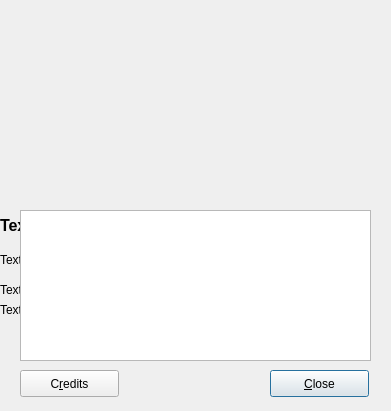
Old version of the form src/dialogs/aboutdialog.ui in the repository PhotoFlare/photoflare.
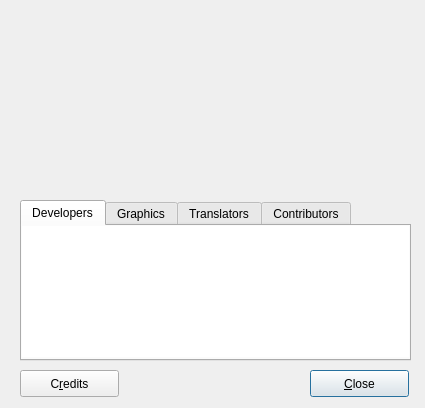
New version of the form. Icons and pictures are not drawn.

Commit message: Redesign aboutDialog credits so titles can be translated

```diff
--- a/src/dialogs/aboutdialog.ui
+++ b/src/dialogs/aboutdialog.ui
@@ -12,8 +12,8 @@
    <rect>
     <x>0</x>
     <y>0</y>
-    <width>391</width>
-    <height>411</height>
+    <width>425</width>
+    <height>408</height>
    </rect>
   </property>
   <property name="font">
@@ -27,7 +27,7 @@
   <widget class="QPushButton" name="pushButton">
    <property name="geometry">
     <rect>
-     <x>270</x>
+     <x>310</x>
      <y>370</y>
      <width>99</width>
      <height>27</height>
@@ -42,7 +42,7 @@
     <rect>
      <x>0</x>
      <y>210</y>
-     <width>381</width>
+     <width>421</width>
      <height>31</height>
     </rect>
    </property>
@@ -52,39 +52,48 @@
    <property name="textFormat">
     <enum>Qt::RichText</enum>
    </property>
+   <property name="alignment">
+    <set>Qt::AlignCenter</set>
+   </property>
   </widget>
   <widget class="QLabel" name="appVersion">
    <property name="geometry">
     <rect>
      <x>0</x>
      <y>250</y>
-     <width>381</width>
+     <width>421</width>
      <height>20</height>
     </rect>
    </property>
    <property name="text">
     <string>TextLabel</string>
    </property>
+   <property name="alignment">
+    <set>Qt::AlignCenter</set>
+   </property>
   </widget>
   <widget class="QLabel" name="appDescription">
    <property name="geometry">
     <rect>
      <x>0</x>
      <y>280</y>
-     <width>381</width>
+     <width>421</width>
      <height>20</height>
     </rect>
    </property>
    <property name="text">
     <string>TextLabel</string>
    </property>
+   <property name="alignment">
+    <set>Qt::AlignCenter</set>
+   </property>
   </widget>
   <widget class="QLabel" name="appUrl">
    <property name="geometry">
     <rect>
      <x>0</x>
      <y>300</y>
-     <width>381</width>
+     <width>421</width>
      <height>20</height>
     </rect>
    </property>
@@ -94,6 +103,9 @@
    <property name="textFormat">
     <enum>Qt::RichText</enum>
    </property>
+   <property name="alignment">
+    <set>Qt::AlignCenter</set>
+   </property>
    <property name="openExternalLinks">
     <bool>true</bool>
    </property>
@@ -101,7 +113,7 @@
   <widget class="QLabel" name="appLogo">
    <property name="geometry">
     <rect>
-     <x>120</x>
+     <x>140</x>
      <y>30</y>
      <width>150</width>
      <height>150</height>
@@ -145,21 +157,102 @@
     <string>C&amp;redits</string>
    </property>
   </widget>
-  <widget class="QTextEdit" name="creditsTextArea">
-   <property name="enabled">
-    <bool>true</bool>
-   </property>
+  <widget class="QTabWidget" name="creditsWidget">
    <property name="geometry">
     <rect>
      <x>20</x>
-     <y>210</y>
-     <width>351</width>
-     <height>151</height>
+     <y>200</y>
+     <width>391</width>
+     <height>161</height>
     </rect>
    </property>
-   <property name="readOnly">
-    <bool>true</bool>
+   <property name="currentIndex">
+    <number>0</number>
    </property>
+   <widget class="QWidget" name="d_tab">
+    <attribute name="title">
+     <string>Developers</string>
+    </attribute>
+    <widget class="QTextEdit" name="devTextArea">
+     <property name="enabled">
+      <bool>true</bool>
+     </property>
+     <property name="geometry">
+      <rect>
+       <x>0</x>
+       <y>0</y>
+       <width>391</width>
+       <height>131</height>
+      </rect>
+     </property>
+     <property name="sizePolicy">
+      <sizepolicy hsizetype="Preferred" vsizetype="Preferred">
+       <horstretch>0</horstretch>
+       <verstretch>0</verstretch>
+      </sizepolicy>
+     </property>
+     <property name="frameShape">
+      <enum>QFrame::NoFrame</enum>
+     </property>
+     <property name="readOnly">
+      <bool>true</bool>
+     </property>
+    </widget>
+   </widget>
+   <widget class="QWidget" name="g_tab">
+    <attribute name="title">
+     <string>Graphics</string>
+    </attribute>
+    <widget class="QTextEdit" name="graphicsTextArea">
+     <property name="geometry">
+      <rect>
+       <x>0</x>
+       <y>0</y>
+       <width>391</width>
+       <height>131</height>
+      </rect>
+     </property>
+     <property name="frameShape">
+      <enum>QFrame::NoFrame</enum>
+     </property>
+    </widget>
+   </widget>
+   <widget class="QWidget" name="t_tab">
+    <attribute name="title">
+     <string>Translators</string>
+    </attribute>
+    <widget class="QTextEdit" name="translateTextArea">
+     <property name="geometry">
+      <rect>
+       <x>0</x>
+       <y>0</y>
+       <width>391</width>
+       <height>131</height>
+      </rect>
+     </property>
+     <property name="frameShape">
+      <enum>QFrame::NoFrame</enum>
+     </property>
+    </widget>
+   </widget>
+   <widget class="QWidget" name="c_tab">
+    <attribute name="title">
+     <string>Contributors</string>
+    </attribute>
+    <widget class="QTextEdit" name="contribTextArea">
+     <property name="geometry">
+      <rect>
+       <x>0</x>
+       <y>0</y>
+       <width>391</width>
+       <height>131</height>
+      </rect>
+     </property>
+     <property name="frameShape">
+      <enum>QFrame::NoFrame</enum>
+     </property>
+    </widget>
+   </widget>
   </widget>
  </widget>
  <resources>
```
Left out of the diff: 4 changed lines with no effect on the pictures. The commit also changes 2 other files.
